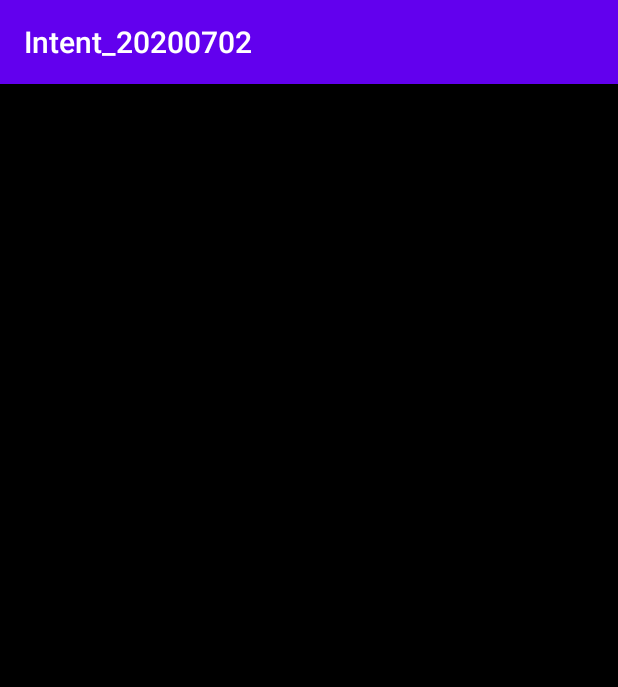
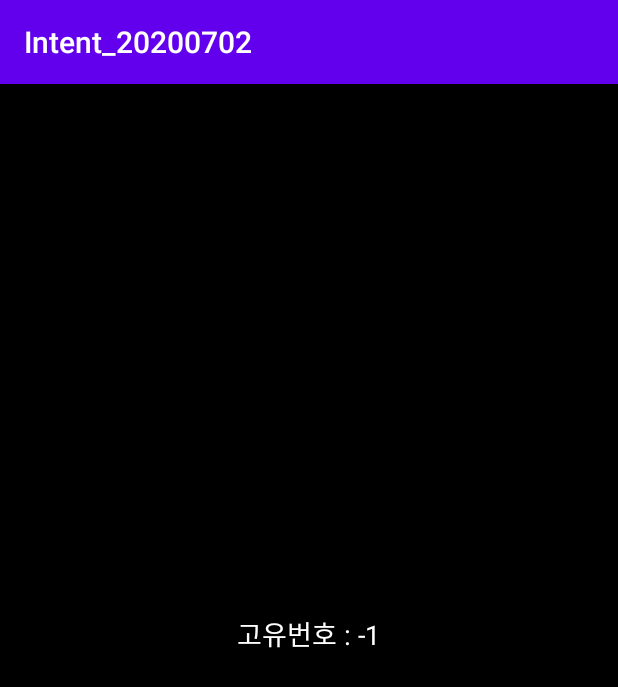
Before and after one commit to Jacob760531/Intent_20200702, an Android app: the SecondActivity screen opened directly, with no data from a screen before it, on a phone screen of 412 x 824 dp. Shown: the top 687 px of the screen. Run offline under Robolectric (Android 15) with nearby library versions, the phone set to English and light mode, and no system bars.

Commit message:
보내주는 쪽에서 int를 받아서 반영
-getIntExtra : 기본값 설정
-String  가공

```diff
--- a/app/src/main/java/kr/co/tjoeun/intent_20200702/SecondActivity.kt
+++ b/app/src/main/java/kr/co/tjoeun/intent_20200702/SecondActivity.kt
@@ -17,6 +17,16 @@ class SecondActivity : AppCompatActivity() {
 
         receivedMessageTxt.text = receivedMessage
 
+        val recNum = intent.getIntExtra("number",-1)
+
+//        numberTxt.text = "고유번호 : " + recNum.toString()
+
+        numberTxt.text = "고유번호 : ${recNum}"
+
+
+
+
+
 
     }
 }
--- a/app/src/main/res/layout/activity_second.xml
+++ b/app/src/main/res/layout/activity_second.xml
@@ -9,6 +9,15 @@
     android:gravity="center"
     android:background="#000000"
     tools:context=".SecondActivity">
+
+    <TextView
+        android:id="@+id/numberTxt"
+        android:layout_width="wrap_content"
+        android:layout_height="wrap_content"
+        android:text="번호 : 1111"
+        android:textColor="#ffffff"
+        android:textSize="18sp" />
+
 
     <TextView
         android:id="@+id/receivedMessageTxt"
```
